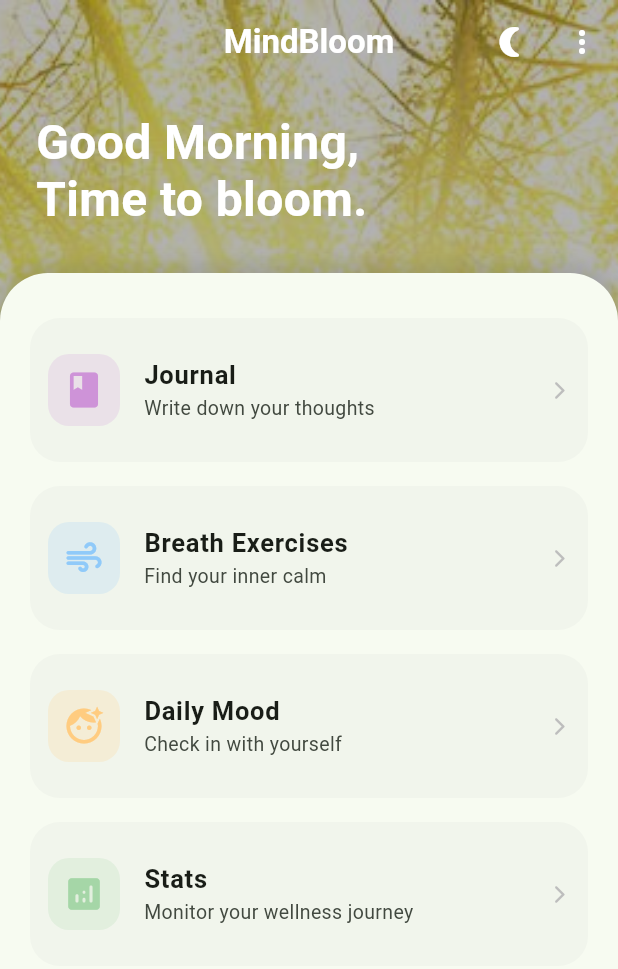
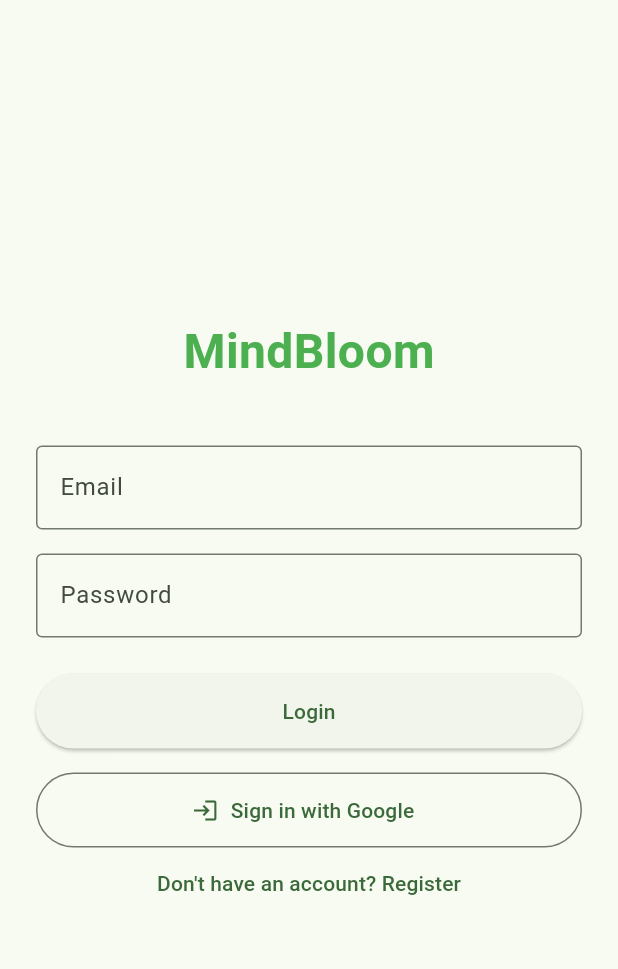
Before and after one commit to VelesW/BIP2026_MindBloom, a Flutter app: the screen it shows after launch, on a phone screen of 412 x 824 dp. Shown: the top 969 px of the screen. Run offline on Flutter 3.47's test engine with Material 3 defaults, Android fonts, the phone set to English and light mode, and no system bars; our stand-ins replace cloud_firestore, equatable, firebase_auth, firebase_core, flutter_bloc, google_sign_in; accounts and stored records are empty.

Commit message:
Login & Register

```diff
--- /dev/null
+++ b/mindbloom/lib/bloc/auth/auth_bloc.dart
@@ -0,0 +1,48 @@
+import 'package:flutter_bloc/flutter_bloc.dart';
+import '../../data/repositories/auth_repository.dart';
+import 'auth_event.dart';
+import 'auth_state.dart';
+
+class AuthBloc extends Bloc<AuthEvent, AuthState> {
+  final AuthRepository authRepository;
+
+  AuthBloc({required this.authRepository}) : super(AuthInitial()) {
+    on<AuthCheckRequested>((event, emit) async {
+      await emit.forEach(
+        authRepository.user,
+        onData: (user) => user != null ? Authenticated(user) : Unauthenticated(),
+      );
+    });
+
+    on<LoginRequested>((event, emit) async {
+      emit(AuthLoading());
+      try {
+        await authRepository.signIn(email: event.email, password: event.password);
+      } catch (e) {
+        emit(AuthError(e.toString()));
+      }
+    });
+
+    on<RegisterRequested>((event, emit) async {
+      emit(AuthLoading());
+      try {
+        await authRepository.signUp(email: event.email, password: event.password);
+      } catch (e) {
+        emit(AuthError(e.toString()));
+      }
+    });
+
+    on<GoogleSignInRequested>((event, emit) async {
+      emit(AuthLoading());
+      try {
+        await authRepository.signInWithGoogle();
+      } catch (e) {
+        emit(AuthError(e.toString()));
+      }
+    });
+
+    on<LogoutRequested>((event, emit) async {
+      await authRepository.signOut();
+    });
+  }
+}
--- /dev/null
+++ b/mindbloom/lib/bloc/auth/auth_event.dart
@@ -0,0 +1,39 @@
+import 'package:equatable/equatable.dart';
+
+abstract class AuthEvent extends Equatable {
+  const AuthEvent();
+
+  @override
+  List<Object?> get props => [];
+}
+
+// Check if user is already logged in when app starts
+class AuthCheckRequested extends AuthEvent {}
+
+// Login with Email & Password
+class LoginRequested extends AuthEvent {
+  final String email;
+  final String password;
+
+  const LoginRequested(this.email, this.password);
+
+  @override
+  List<Object?> get props => [email, password];
+}
+
+// Register a new account
+class RegisterRequested extends AuthEvent {
+  final String email;
+  final String password;
+
+  const RegisterRequested(this.email, this.password);
+
+  @override
+  List<Object?> get props => [email, password];
+}
+
+// Trigger Google Sign-In
+class GoogleSignInRequested extends AuthEvent {}
+
+// Log out
+class LogoutRequested extends AuthEvent {}
--- /dev/null
+++ b/mindbloom/lib/bloc/auth/auth_state.dart
@@ -0,0 +1,24 @@
+import 'package:equatable/equatable.dart';
+import 'package:firebase_auth/firebase_auth.dart';
+
+abstract class AuthState extends Equatable {
+  const AuthState();
+  @override
+  List<Object?> get props => [];
+}
+
+class AuthInitial extends AuthState {}
+class AuthLoading extends AuthState {}
+class Authenticated extends AuthState {
+  final User user;
+  const Authenticated(this.user);
+  @override
+  List<Object?> get props => [user];
+}
+class Unauthenticated extends AuthState {}
+class AuthError extends AuthState {
+  final String message;
+  const AuthError(this.message);
+  @override
+  List<Object?> get props => [message];
+}
--- /dev/null
+++ b/mindbloom/lib/data/repositories/auth_repository.dart
@@ -0,0 +1,33 @@
+import 'package:firebase_auth/firebase_auth.dart';
+import 'package:google_sign_in/google_sign_in.dart';
+
+class AuthRepository {
+  final FirebaseAuth _firebaseAuth = FirebaseAuth.instance;
+  final GoogleSignIn _googleSignIn = GoogleSignIn();
+
+  Stream<User?> get user => _firebaseAuth.authStateChanges();
+
+  Future<void> signUp({required String email, required String password}) async {
+    await _firebaseAuth.createUserWithEmailAndPassword(email: email, password: password);
+  }
+
+  Future<void> signIn({required String email, required String password}) async {
+    await _firebaseAuth.signInWithEmailAndPassword(email: email, password: password);
+  }
+
+  Future<void> signInWithGoogle() async {
+    final GoogleSignInAccount? googleUser = await _googleSignIn.signIn();
+    if (googleUser != null) {
+      final GoogleSignInAuthentication googleAuth = await googleUser.authentication;
+      final AuthCredential credential = GoogleAuthProvider.credential(
+        accessToken: googleAuth.accessToken,
+        idToken: googleAuth.idToken,
+      );
+      await _firebaseAuth.signInWithCredential(credential);
+    }
+  }
+
+  Future<void> signOut() async {
+    await Future.wait([_firebaseAuth.signOut(), _googleSignIn.signOut()]);
+  }
+}
--- a/mindbloom/lib/main.dart
+++ b/mindbloom/lib/main.dart
@@ -2,11 +2,18 @@ import 'package:flutter/material.dart';
 import 'package:firebase_core/firebase_core.dart';
 import 'package:flutter_bloc/flutter_bloc.dart';
 import 'package:mindbloom/pages/my_homepage.dart';
+import 'package:mindbloom/pages/auth/login_page.dart';
 import 'package:mindbloom/firebase_options.dart';
 
-// Import your Theme BLoC files
+// Repositories
+import 'data/repositories/auth_repository.dart';
+
+// BLoCs
 import 'bloc/theme/theme_bloc.dart';
 import 'bloc/theme/theme_state.dart';
+import 'bloc/auth/auth_bloc.dart';
+import 'bloc/auth/auth_event.dart';
+import 'bloc/auth/auth_state.dart';
 
 void main() async {
   WidgetsFlutterBinding.ensureInitialized();
@@ -15,9 +22,20 @@ void main() async {
     options: DefaultFirebaseOptions.currentPlatform,
   );
 
+  // Initialize the repository once
+  final authRepository = AuthRepository();
+
   runApp(
-    BlocProvider(
-      create: (context) => ThemeBloc(),
+    MultiBlocProvider(
+      providers: [
+        BlocProvider(
+          create: (context) => ThemeBloc(),
+        ),
+        BlocProvider(
+          // Immediately check if the user is already logged in
+          create: (context) => AuthBloc(authRepository: authRepository)..add(AuthCheckRequested()),
+        ),
+      ],
       child: const MyApp(),
     ),
   );
@@ -31,14 +49,12 @@ class MyApp extends StatelessWidget {
     const brandSeedColor = Colors.green;
 
     return BlocBuilder<ThemeBloc, ThemeState>(
-      builder: (context, state) {
+      builder: (context, themeState) {
         return MaterialApp(
           title: 'MindBloom',
           debugShowCheckedModeBanner: false,
+          themeMode: themeState.isDarkMode ? ThemeMode.dark : ThemeMode.light,
 
-          themeMode: state.isDarkMode ? ThemeMode.dark : ThemeMode.light,
-
-          // Light Theme Configuration
           theme: ThemeData(
             useMaterial3: true,
             colorScheme: ColorScheme.fromSeed(
@@ -51,7 +67,6 @@ class MyApp extends StatelessWidget {
             ),
           ),
 
-          // Dark Theme Configuration
           darkTheme: ThemeData(
             useMaterial3: true,
             colorScheme: ColorScheme.fromSeed(
@@ -64,7 +79,20 @@ class MyApp extends StatelessWidget {
             ),
           ),
 
-          home: const MyHomePage(title: 'MindBloom'),
+          // Use BlocBuilder to listen for authentication status
+          home: BlocBuilder<AuthBloc, AuthState>(
+            builder: (context, authState) {
+              if (authState is Authenticated) {
+                return const MyHomePage(title: 'MindBloom');
+              } else if (authState is AuthLoading) {
+                return const Scaffold(
+                  body: Center(child: CircularProgressIndicator()),
+                );
+              }
+              // If Unauthenticated or AuthInitial, show Login
+              return const LoginPage();
+            },
+          ),
         );
       },
     );
--- /dev/null
+++ b/mindbloom/lib/pages/auth/login_page.dart
@@ -0,0 +1,65 @@
+import 'package:flutter/material.dart';
+import 'package:flutter_bloc/flutter_bloc.dart';
+import '../../bloc/auth/auth_bloc.dart';
+import '../../bloc/auth/auth_event.dart';
+import '../../bloc/auth/auth_state.dart';
+import 'register_page.dart';
+
+class LoginPage extends StatefulWidget {
+  const LoginPage({super.key});
+
+  @override
+  State<LoginPage> createState() => _LoginPageState();
+}
+
+class _LoginPageState extends State<LoginPage> {
+  final _emailController = TextEditingController();
+  final _passwordController = TextEditingController();
+
+  @override
+  Widget build(BuildContext context) {
+    return Scaffold(
+      body: BlocConsumer<AuthBloc, AuthState>(
+        listener: (context, state) {
+          if (state is AuthError) {
+            ScaffoldMessenger.of(context).showSnackBar(SnackBar(content: Text(state.message)));
+          }
+        },
+        builder: (context, state) {
+          if (state is AuthLoading) return const Center(child: CircularProgressIndicator());
+
+          return Padding(
+            padding: const EdgeInsets.all(24.0),
+            child: Column(
+              mainAxisAlignment: MainAxisAlignment.center,
+              children: [
+                const Text("MindBloom", style: TextStyle(fontSize: 32, fontWeight: FontWeight.bold, color: Colors.green)),
+                const SizedBox(height: 40),
+                TextField(controller: _emailController, decoration: const InputDecoration(labelText: 'Email', border: OutlineInputBorder())),
+                const SizedBox(height: 16),
+                TextField(controller: _passwordController, obscureText: true, decoration: const InputDecoration(labelText: 'Password', border: OutlineInputBorder())),
+                const SizedBox(height: 24),
+                ElevatedButton(
+                  style: ElevatedButton.styleFrom(minimumSize: const Size.fromHeight(50)),
+                  onPressed: () => context.read<AuthBloc>().add(LoginRequested(_emailController.text, _passwordController.text)),
+                  child: const Text("Login"),
+                ),
+                const SizedBox(height: 16),
+                OutlinedButton.icon(
+                  style: OutlinedButton.styleFrom(minimumSize: const Size.fromHeight(50)),
+                  icon: const Icon(Icons.login),
+                  label: const Text("Sign in with Google"),
+                  onPressed: () => context.read<AuthBloc>().add(GoogleSignInRequested()),
+                ),
+                TextButton(
+                  onPressed: () => Navigator.push(context, MaterialPageRoute(builder: (_) => const RegisterPage())),
+                  child: const Text("Don't have an account? Register"),
+                ),
+              ],
+            ),
+          );
+        },
+      ),
+    );
+  }
+}
--- a/mindbloom/pubspec.yaml
+++ b/mindbloom/pubspec.yaml
@@ -32,7 +32,10 @@ dependencies:
     sdk: flutter
 
   firebase_core: ^3.0.0
+  firebase_auth: ^5.7.0
   cloud_firestore: ^5.0.0
+
+  google_sign_in: ^6.2.1
 
   flutter_bloc: ^8.1.6
   equatable: ^2.0.5
```
Also changed, not shown: mindbloom/lib/pages/auth/register_page.dart (added, +80 -0 lines).
